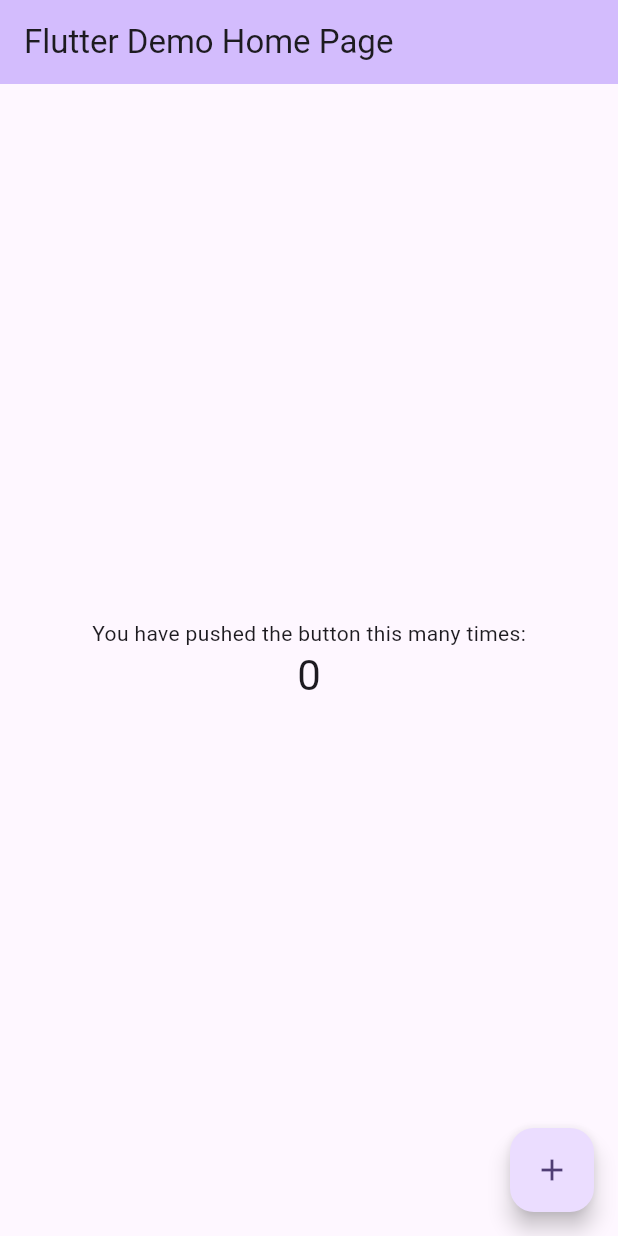
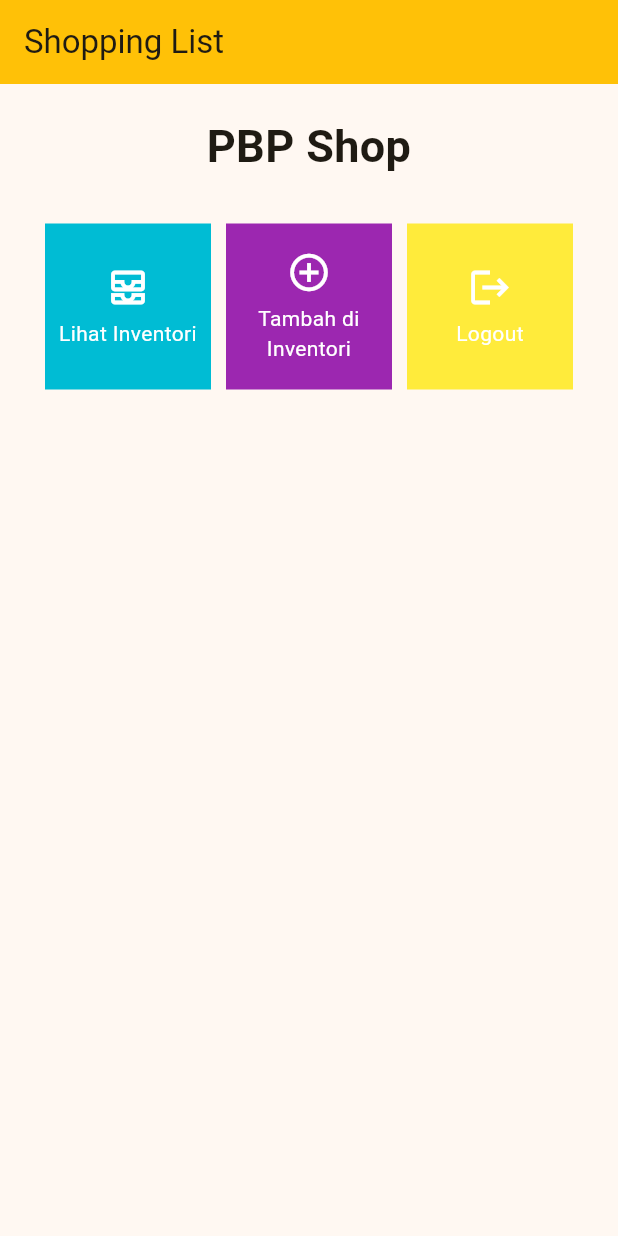
Before and after one commit to DevandraR/flutter_devandra, a Flutter app: the screen it shows after launch, on a phone screen of 412 x 824 dp. Run offline on Flutter 3.47's test engine with Material 2 defaults, Android fonts, the light colour scheme and no system bars.

Commit message:
Tugas 7 Finishing

```diff
--- a/lib/main.dart
+++ b/lib/main.dart
@@ -1,4 +1,5 @@
 import 'package:flutter/material.dart';
+import 'package:flutter_devandra/option.dart';
 
 void main() {
   runApp(const MyApp());
@@ -28,98 +29,10 @@ class MyApp extends StatelessWidget {
         //
         // This works for code too, not just values: Most code changes can be
         // tested with just a hot reload.
-        colorScheme: ColorScheme.fromSeed(seedColor: Colors.deepPurple),
+        colorScheme: ColorScheme.fromSeed(seedColor: Colors.amber),
         useMaterial3: true,
       ),
-      home: const MyHomePage(title: 'Flutter Demo Home Page'),
+      home: MyHomePage(),
     );
   }
 }
-
-class MyHomePage extends StatefulWidget {
-  const MyHomePage({super.key, required this.title});
-
-  // This widget is the home page of your application. It is stateful, meaning
-  // that it has a State object (defined below) that contains fields that affect
-  // how it looks.
-
-  // This class is the configuration for the state. It holds the values (in this
-  // case the title) provided by the parent (in this case the App widget) and
-  // used by the build method of the State. Fields in a Widget subclass are
-  // always marked "final".
-
-  final String title;
-
-  @override
-  State<MyHomePage> createState() => _MyHomePageState();
-}
-
-class _MyHomePageState extends State<MyHomePage> {
-  int _counter = 0;
-
-  void _incrementCounter() {
-    setState(() {
-      // This call to setState tells the Flutter framework that something has
-      // changed in this State, which causes it to rerun the build method below
-      // so that the display can reflect the updated values. If we changed
-      // _counter without calling setState(), then the build method would not be
-      // called again, and so nothing would appear to happen.
-      _counter++;
-    });
-  }
-
-  @override
-  Widget build(BuildContext context) {
-    // This method is rerun every time setState is called, for instance as done
-    // by the _incrementCounter method above.
-    //
-    // The Flutter framework has been optimized to make rerunning build methods
-    // fast, so that you can just rebuild anything that needs updating rather
-    // than having to individually change instances of widgets.
-    return Scaffold(
-      appBar: AppBar(
-        // TRY THIS: Try changing the color here to a specific color (to
-        // Colors.amber, perhaps?) and trigger a hot reload to see the AppBar
-        // change color while the other colors stay the same.
-        backgroundColor: Theme.of(context).colorScheme.inversePrimary,
-        // Here we take the value from the MyHomePage object that was created by
-        // the App.build method, and use it to set our appbar title.
-        title: Text(widget.title),
-      ),
-      body: Center(
-        // Center is a layout widget. It takes a single child and positions it
-        // in the middle of the parent.
-        child: Column(
-          // Column is also a layout widget. It takes a list of children and
-          // arranges them vertically. By default, it sizes itself to fit its
-          // children horizontally, and tries to be as tall as its parent.
-          //
-          // Column has various properties to control how it sizes itself and
-          // how it positions its children. Here we use mainAxisAlignment to
-          // center the children vertically; the main axis here is the vertical
-          // axis because Columns are vertical (the cross axis would be
-          // horizontal).
-          //
-          // TRY THIS: Invoke "debug painting" (choose the "Toggle Debug Paint"
-          // action in the IDE, or press "p" in the console), to see the
-          // wireframe for each widget.
-          mainAxisAlignment: MainAxisAlignment.center,
-          children: <Widget>[
-            const Text(
-              'You have pushed the button this many times:',
-            ),
-            Text(
-              '$_counter',
-              style: Theme.of(context).textTheme.headlineMedium,
-            ),
-          ],
-        ),
-      ),
-      floatingActionButton: FloatingActionButton(
-        onPressed: _incrementCounter,
-        tooltip: 'Increment',
-        child: const Icon(Icons.add),
-      ), // This trailing comma makes auto-formatting nicer for build methods.
-    );
-  }
-}
--- /dev/null
+++ b/lib/option.dart
@@ -0,0 +1,122 @@
+import 'package:flutter/material.dart';
+
+class MyHomePage extends StatelessWidget {
+  MyHomePage({Key? key}) : super(key: key);
+
+  final List<InvItem> items = [
+    InvItem("Lihat Inventori", Icons.all_inbox_outlined, Colors.cyan),
+    InvItem("Tambah di Inventori", Icons.add_circle_outline, Colors.purple),
+    InvItem("Logout", Icons.logout, Colors.yellow),
+];
+
+  // This widget is the home page of your application. It is stateful, meaning
+  // that it has a State object (defined below) that contains fields that affect
+  // how it looks.
+
+  // This class is the configuration for the state. It holds the values (in this
+  // case the title) provided by the parent (in this case the App widget) and
+  // used by the build method of the State. Fields in a Widget subclass are
+  // always marked "final".
+
+  @override
+    Widget build(BuildContext context) {
+        return Scaffold(
+            appBar: AppBar(
+              title: const Text(
+                'Shopping List',
+              ),
+              backgroundColor: Colors.amber,
+            ),
+            body: SingleChildScrollView(
+              // Widget wrapper yang dapat discroll
+              child: Padding(
+                padding: const EdgeInsets.all(10.0), // Set padding dari halaman
+                child: Column(
+                  // Widget untuk menampilkan children secara vertikal
+                  children: <Widget>[
+                    const Padding(
+                      padding: EdgeInsets.only(top: 10.0, bottom: 10.0),
+                      // Widget Text untuk menampilkan tulisan dengan alignment center dan style yang sesuai
+                      child: Text(
+                        'PBP Shop', // Text yang menandakan toko
+                        textAlign: TextAlign.center,
+                        style: TextStyle(
+                          fontSize: 30,
+                          fontWeight: FontWeight.bold,
+                        ),
+                      ),
+                    ),
+                    // Grid layout
+                    GridView.count(
+                      // Container pada card kita.
+                      primary: true,
+                      padding: const EdgeInsets.all(20),
+                      crossAxisSpacing: 10,
+                      mainAxisSpacing: 10,
+                      crossAxisCount: 3,
+                      shrinkWrap: true,
+                      children: items.map((InvItem item) {
+                        // Iterasi untuk setiap item
+                        return InvCard(item);
+                      }).toList(),
+                    ),
+                  ],
+                ),
+              ),
+            ),
+        );
+    }
+}
+
+class InvItem {
+  final String name;
+  final IconData icon;
+  final Color color;
+
+  InvItem(this.name, this.icon, this.color);
+}
+
+class InvCard extends StatelessWidget {
+  final InvItem item;
+
+  const InvCard(this.item, {super.key}); // Constructor
+
+  @override
+  Widget build(BuildContext context) {
+    return Material(
+      color: item.color,
+      child: InkWell(
+        // Area responsive terhadap sentuhan
+        onTap: () {
+          // Memunculkan SnackBar ketika diklik
+          ScaffoldMessenger.of(context)
+            ..hideCurrentSnackBar()
+            ..showSnackBar(SnackBar(
+                content: Text("Kamu telah menekan tombol ${item.name}!")));
+        },
+        child: Container(
+          // Container untuk menyimpan Icon dan Text
+          padding: const EdgeInsets.all(8),
+          child: Center(
+            child: Column(
+              mainAxisAlignment: MainAxisAlignment.center,
+              children: [
+                Icon(
+                  item.icon,
+                  color: Colors.white,
+                  size: 30.0,
+                ),
+                const Padding(padding: EdgeInsets.all(3)),
+                Text(
+                  item.name,
+                  textAlign: TextAlign.center,
+                  style: const TextStyle(color: Colors.white),
+                ),
+              ],
+            ),
+          ),
+        ),
+      ),
+    );
+  }
+}
```
